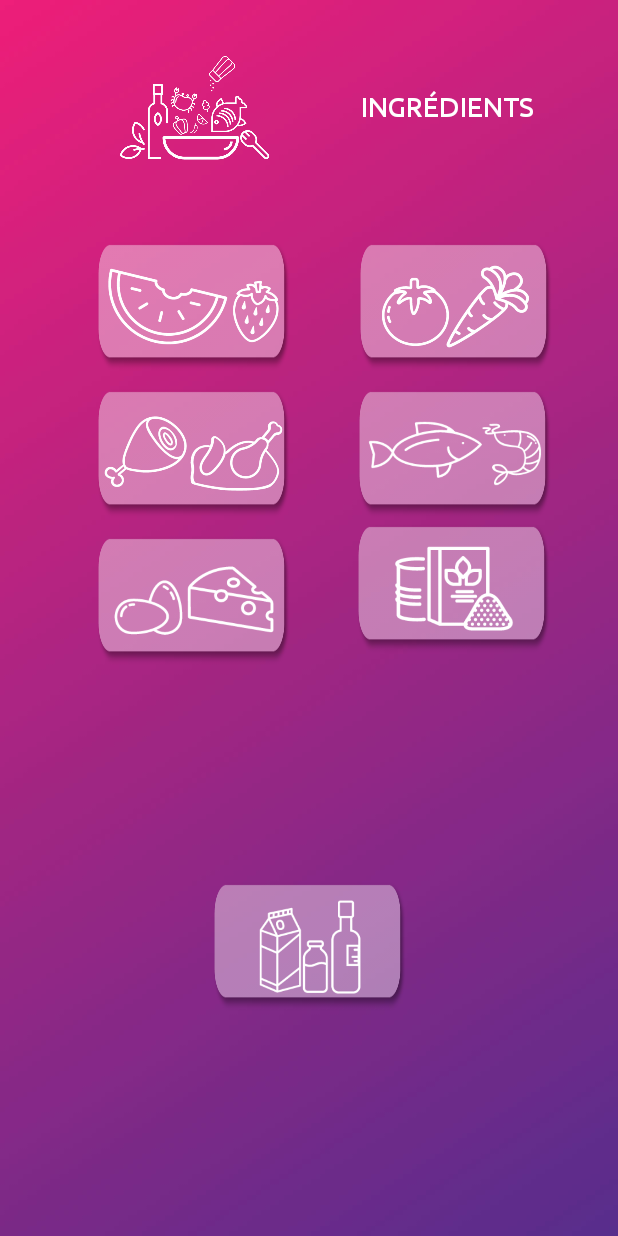
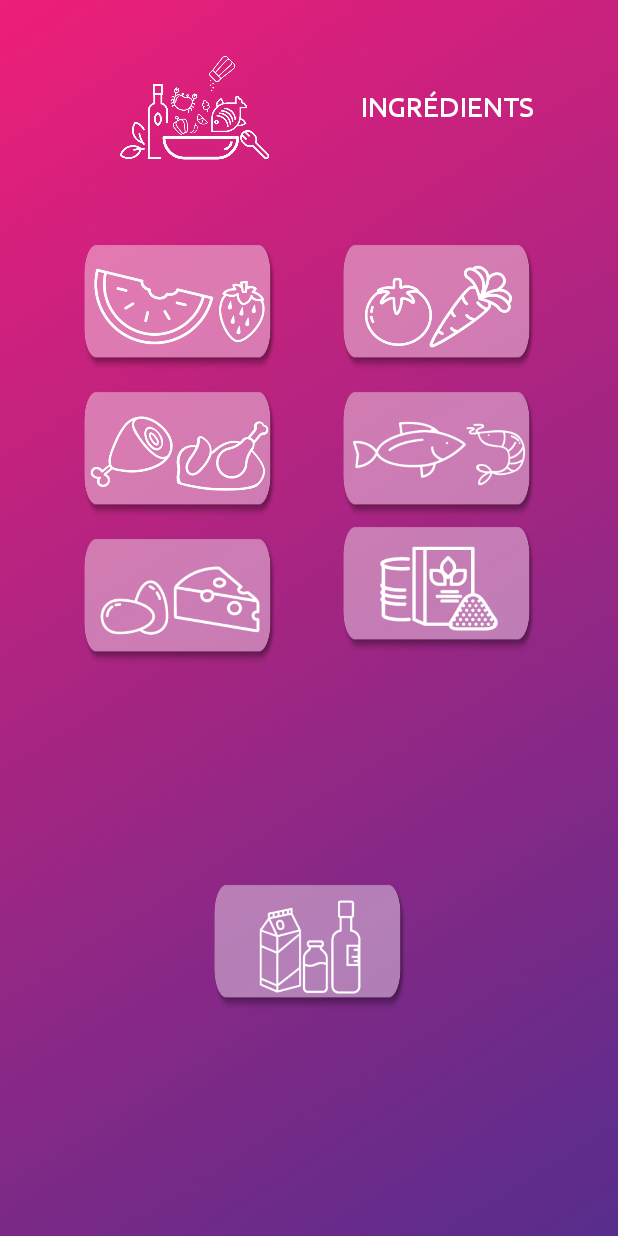
Before and after one commit to vcoquinot/shoping, an Android app: the categorie_ingredient screen opened directly, with no data from a screen before it, on a phone screen of 412 x 824 dp. Run offline under Robolectric (Android 15) with nearby library versions, the light colour scheme and no system bars; Roboto replaces fonts that are not available here.

Commit message:
activity30 + changed link on accueil java
changed link button "mes courses" directing to "ingredients" to check view !

```diff
--- a/Shoping/app/src/main/java/com/example/morga/shoping/Accueil.java
+++ b/Shoping/app/src/main/java/com/example/morga/shoping/Accueil.java
@@ -19,7 +19,9 @@ public class Accueil extends AppCompatActivity {
     }
 
     public void ClickCourse(View courseButton) {
-        Intent intent = new Intent(Accueil.this, mes_courses.class);
+        //Intent intent = new Intent(Accueil.this, mes_courses.class);
+        //!!!!!!!!CHANGED DIRECTION TO CHECK ACTIVITY!!!!!!!!
+        Intent intent = new Intent(Accueil.this, categorie_ingredient.class);
         startActivity(intent);
     }
 
--- a/Shoping/app/src/main/res/layout/activity_30categorie_ingredient.xml
+++ b/Shoping/app/src/main/res/layout/activity_30categorie_ingredient.xml
@@ -38,10 +38,12 @@
         android:id="@+id/fruits"
         android:layout_width="130dp"
         android:layout_height="90dp"
-        android:layout_marginStart="64dp"
+        android:layout_marginEnd="8dp"
+        android:layout_marginStart="28dp"
         android:layout_marginTop="32dp"
         android:background="@drawable/bt_40"
         android:scaleType="fitCenter"
+        app:layout_constraintEnd_toStartOf="@+id/légumes"
         app:layout_constraintStart_toStartOf="parent"
         app:layout_constraintTop_toBottomOf="@+id/ingredients"
         app:srcCompat="@drawable/ing_fruits" />
@@ -50,7 +52,7 @@
         android:id="@+id/légumes"
         android:layout_width="130dp"
         android:layout_height="90dp"
-        android:layout_marginEnd="8dp"
+        android:layout_marginEnd="28dp"
         android:layout_marginStart="8dp"
         android:layout_marginTop="32dp"
         android:background="@drawable/bt_40"
@@ -65,10 +67,12 @@
         android:id="@+id/boucherie"
         android:layout_width="130dp"
         android:layout_height="90dp"
-        android:layout_marginStart="64dp"
+        android:layout_marginEnd="8dp"
+        android:layout_marginStart="28dp"
         android:layout_marginTop="8dp"
         android:background="@drawable/bt_40"
         android:scaleType="fitCenter"
+        app:layout_constraintEnd_toStartOf="@+id/poissonnerie"
         app:layout_constraintStart_toStartOf="parent"
         app:layout_constraintTop_toBottomOf="@+id/fruits"
         app:srcCompat="@drawable/ing_boucherie" />
@@ -93,7 +97,7 @@
         android:id="@+id/poissonnerie"
         android:layout_width="130dp"
         android:layout_height="90dp"
-        android:layout_marginEnd="8dp"
+        android:layout_marginEnd="28dp"
         android:layout_marginStart="8dp"
         android:layout_marginTop="8dp"
         android:background="@drawable/bt_40"
@@ -107,7 +111,7 @@
         android:id="@+id/epicerie"
         android:layout_width="130dp"
         android:layout_height="90dp"
-        android:layout_marginEnd="8dp"
+        android:layout_marginEnd="28dp"
         android:layout_marginStart="8dp"
         android:background="@drawable/bt_40"
         android:scaleType="fitCenter"
@@ -121,10 +125,12 @@
         android:id="@+id/frais"
         android:layout_width="130dp"
         android:layout_height="90dp"
-        android:layout_marginStart="64dp"
+        android:layout_marginEnd="8dp"
+        android:layout_marginStart="28dp"
         android:layout_marginTop="8dp"
         android:background="@drawable/bt_40"
         android:scaleType="fitCenter"
+        app:layout_constraintEnd_toStartOf="@+id/epicerie"
         app:layout_constraintStart_toStartOf="parent"
         app:layout_constraintTop_toBottomOf="@+id/boucherie"
         app:srcCompat="@drawable/ing_frais" />
```
